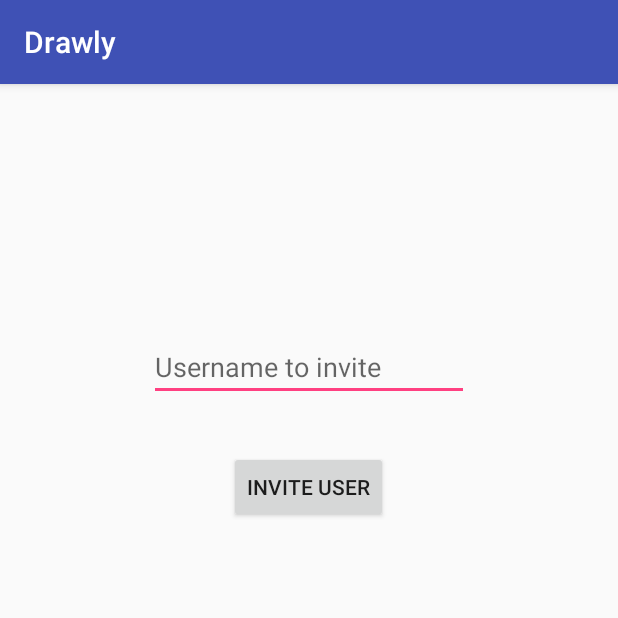
After one commit to EirikRogno/tdt4240_project, an Android app: the NewGameActivity screen opened directly, with no data from a screen before it, on a phone screen of 412 x 824 dp, the top half of it. The commit adds this screen. Run offline under Robolectric (Android 15) with nearby library versions, the phone set to English and light mode, and no system bars; our stand-ins replace Volley; network calls fail.

Commit message:
Add view for new game, can now create new games from app

```diff
--- a/app/src/main/AndroidManifest.xml
+++ b/app/src/main/AndroidManifest.xml
@@ -11,18 +11,20 @@
         android:label="@string/app_name"
         android:supportsRtl="true"
         android:theme="@style/AppTheme">
-        <activity android:name=".MainActivity"/>
+        <activity android:name=".MainActivity" />
         <activity android:name=".mainmenu.MainMenuActivity" />
         <activity android:name=".drawing.DrawingActivity" />
         <activity
             android:name=".login.LogInActivity"
-            android:theme="@style/AppTheme.NoActionBar" >
+            android:theme="@style/AppTheme.NoActionBar">
             <intent-filter>
                 <action android:name="android.intent.action.MAIN" />
+
                 <category android:name="android.intent.category.LAUNCHER" />
             </intent-filter>
         </activity>
         <activity android:name=".guessing.GuessingActivity" />
+        <activity android:name=".newGame.NewGameActivity"></activity>
     </application>
 
 </manifest>
--- a/app/src/main/java/com/example/eirik/tdt4240_project/models/Match.java
+++ b/app/src/main/java/com/example/eirik/tdt4240_project/models/Match.java
@@ -14,6 +14,7 @@ public class Match {
     public Match(String playerOne, String player_two, String state){
         this.playerOne = playerOne;
         this.playerTwo = player_two;
+        this.state = state;
     }
 
 
--- /dev/null
+++ b/app/src/main/java/com/example/eirik/tdt4240_project/newGame/NewGameActivity.java
@@ -0,0 +1,40 @@
+package com.example.eirik.tdt4240_project.newGame;
+
+import android.content.DialogInterface;
+import android.support.v7.app.AlertDialog;
+import android.support.v7.app.AppCompatActivity;
+import android.os.Bundle;
+import android.view.View;
+import android.widget.EditText;
+
+import com.example.eirik.tdt4240_project.R;
+
+public class NewGameActivity extends AppCompatActivity {
+
+    NewGameController controller = new NewGameController();
+    EditText usernameInput;
+
+    @Override
+    protected void onCreate(Bundle savedInstanceState) {
+        super.onCreate(savedInstanceState);
+        setContentView(R.layout.activity_new_game);
+        usernameInput = (EditText)findViewById(R.id.txtUsername);
+    }
+
+    public void createNewGame(View v){
+        controller.createNewGame(usernameInput.getText().toString(), this);
+    }
+
+    public void displayMessage(String message){
+        AlertDialog alertDialog = new AlertDialog.Builder(NewGameActivity.this).create();
+        alertDialog.setTitle("Error");
+        alertDialog.setMessage(message);
+        alertDialog.setButton(AlertDialog.BUTTON_NEUTRAL, "OK",
+                new DialogInterface.OnClickListener() {
+                    public void onClick(DialogInterface dialog, int which) {
+                        dialog.dismiss();
+                    }
+                });
+        alertDialog.show();
+    }
+}
--- a/app/src/main/res/layout/activity_main_menu.xml
+++ b/app/src/main/res/layout/activity_main_menu.xml
@@ -16,7 +16,8 @@
         android:layout_alignParentTop="true"
         android:layout_centerHorizontal="true"
         android:layout_marginTop="33dp"
-        android:text="New game" />
+        android:text="New game"
+        android:onClick="newGame"/>
 
     <TextView
         android:id="@+id/txtActiveGames"
--- /dev/null
+++ b/app/src/main/res/layout/activity_new_game.xml
@@ -0,0 +1,32 @@
+<?xml version="1.0" encoding="utf-8"?>
+<RelativeLayout xmlns:android="http://schemas.android.com/apk/res/android"
+    xmlns:tools="http://schemas.android.com/tools"
+    android:layout_width="match_parent"
+    android:layout_height="match_parent"
+    android:paddingBottom="@dimen/activity_vertical_margin"
+    android:paddingLeft="@dimen/activity_horizontal_margin"
+    android:paddingRight="@dimen/activity_horizontal_margin"
+    android:paddingTop="@dimen/activity_vertical_margin"
+    tools:context=".newGame.NewGameActivity">
+    <EditText
+        android:id="@+id/txtUsername"
+        android:layout_width="wrap_content"
+        android:layout_height="wrap_content"
+        android:layout_marginTop="150dp"
+        android:ems="10"
+        android:inputType="textPersonName"
+        android:hint="Username to invite"
+        android:layout_alignParentTop="true"
+        android:layout_centerHorizontal="true" />
+
+    <Button
+        android:id="@+id/btnCreateNewGame"
+        android:layout_width="wrap_content"
+        android:layout_height="wrap_content"
+        android:text="Invite User"
+        android:layout_below="@+id/txtUsername"
+        android:layout_centerHorizontal="true"
+        android:layout_marginTop="33dp"
+        android:onClick="createNewGame"/>
+
+</RelativeLayout>
```
Also changed, not shown: app/src/main/java/com/example/eirik/tdt4240_project/mainmenu/MainMenuActivity.java (+8 -0 lines), app/src/main/java/com/example/eirik/tdt4240_project/newGame/NewGameController.java (added, +76 -0 lines), app/src/main/res/layout/match_list_item.xml (+7 -4 lines).
